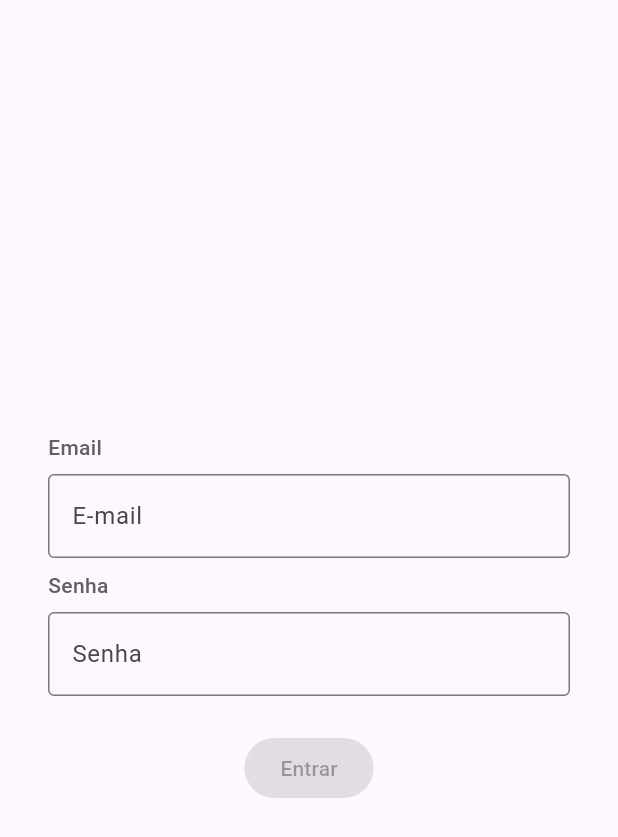
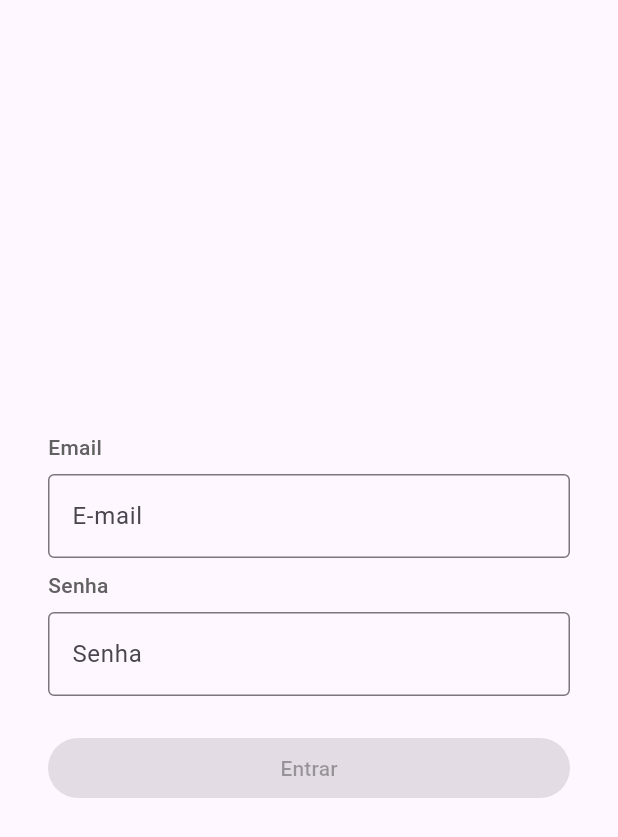
Before and after one commit to AmandaFonseca/flutter_grid_info, a Flutter app: the screen it shows after launch, on a phone screen of 412 x 824 dp. Shown: the top 837 px of the screen. Run offline on Flutter 3.47's test engine with Material 3 defaults, Android fonts, the phone set to English and light mode, and no system bars; our stand-ins replace dartz, equatable, flutter_dotenv, flutter_mobx, get_it, mobx and 1 more; generated files the repository leaves out were written again.

```diff
--- a/lib/features/features_login/presentation/_stores/login_store.dart
+++ b/lib/features/features_login/presentation/_stores/login_store.dart
@@ -1,3 +1,4 @@
+import 'package:flutter/material.dart';
 import 'package:mobx/mobx.dart';
 import 'package:flutter_grid_info/features/features_login/domain/entities/usuario.dart';
 import 'package:flutter_grid_info/features/features_login/domain/usecases/login_usecases/login_usecase.dart';
@@ -60,7 +61,7 @@ abstract class _LoginStoreBase with Store {
   void setSenha(String valor) => senha = valor;
 
   @action
-  Future<void> realizarLogin() async {
+  Future<void> realizarLogin({required VoidCallback onSuccess}) async {
     carregando = true;
     mensagemErro = null;
 
@@ -74,6 +75,7 @@ abstract class _LoginStoreBase with Store {
       },
       (usuarioSucesso) {
         carregando = false;
+        onSuccess();
         print(
           "Login realizado com sucesso para: ${usuarioSucesso.emailUsuario}",
         );
--- a/lib/features/features_login/presentation/pages/login_screen.dart
+++ b/lib/features/features_login/presentation/pages/login_screen.dart
@@ -80,9 +80,19 @@ class _LoginScreenState extends State<LoginScreen> {
             ),
             Observer(
               builder: (_) {
-                return ElevatedButton(
+                return Column(
+                  crossAxisAlignment: CrossAxisAlignment.stretch,
+                  children: [
+                    ElevatedButton(
                       onPressed: store.podeLogar && !store.carregando
-                      ? () => store.realizarLogin()
+                          ? () => store.realizarLogin(
+                              onSuccess: () {
+                                Navigator.pushReplacementNamed(
+                                  context,
+                                  '/home',
+                                );
+                              },
+                            )
                           : null,
                       child: store.carregando
                           ? SizedBox(
@@ -91,6 +101,8 @@ class _LoginScreenState extends State<LoginScreen> {
                               child: CircularProgressIndicator(strokeWidth: 2),
                             )
                           : Text("Entrar"),
+                    ),
+                  ],
                 );
               },
             ),
--- a/lib/main.dart
+++ b/lib/main.dart
@@ -1,4 +1,5 @@
 import 'package:flutter/material.dart';
+import 'package:flutter_grid_info/features/feature_home/presentation/pages/home_screen.dart';
 import 'package:flutter_grid_info/features/features_login/presentation/pages/login_screen.dart';
 import './core/injections/container_injection.dart';
 
@@ -16,7 +17,12 @@ class GridInfo extends StatelessWidget {
     return MaterialApp(
       title: 'Grid Info',
       theme: ThemeData(colorScheme: .fromSeed(seedColor: Colors.deepPurple)),
-      home: const LoginScreen(),
+      initialRoute: '/',
+      routes: {
+        '/': (context) => const LoginScreen(),
+        '/home': (context) => const Home(),
+      },
+      //home: const LoginScreen(),
     );
   }
 }
```
Also changed, not shown: lib/features/feature_home/presentation/pages/home_screen.dart (added, +10 -0 lines). Lines whose indentation alone changed are shown as unchanged.
